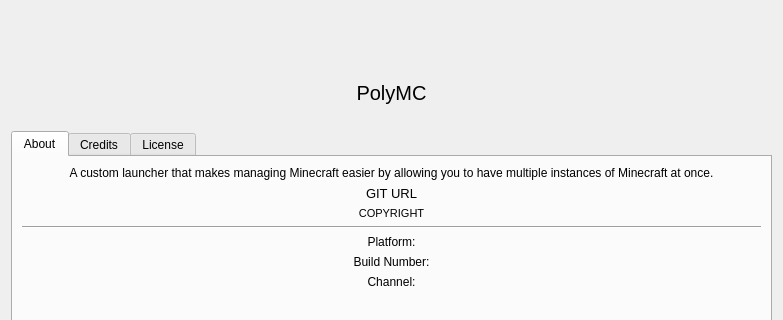
This is launcher/ui/dialogs/AboutDialog.ui in FreesmTeam/FreesmLauncher as Qt 5 draws it before an edit; both pictures show x 0 to 783 and y 0 to 320 of the 783 by 843 pixel window. The edited form follows.
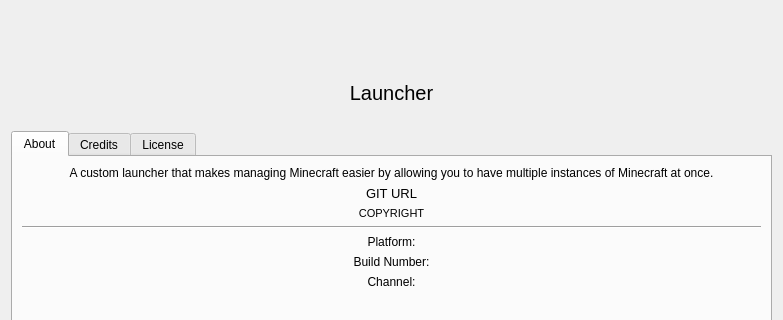
This is the edited form.

Patch:
```diff
--- a/launcher/ui/dialogs/AboutDialog.ui
+++ b/launcher/ui/dialogs/AboutDialog.ui
@@ -80,7 +80,7 @@
       </font>
      </property>
      <property name="text">
-      <string notr="true">PolyMC</string>
+      <string notr="true">Launcher</string>
      </property>
      <property name="alignment">
       <set>Qt::AlignCenter</set>
```
